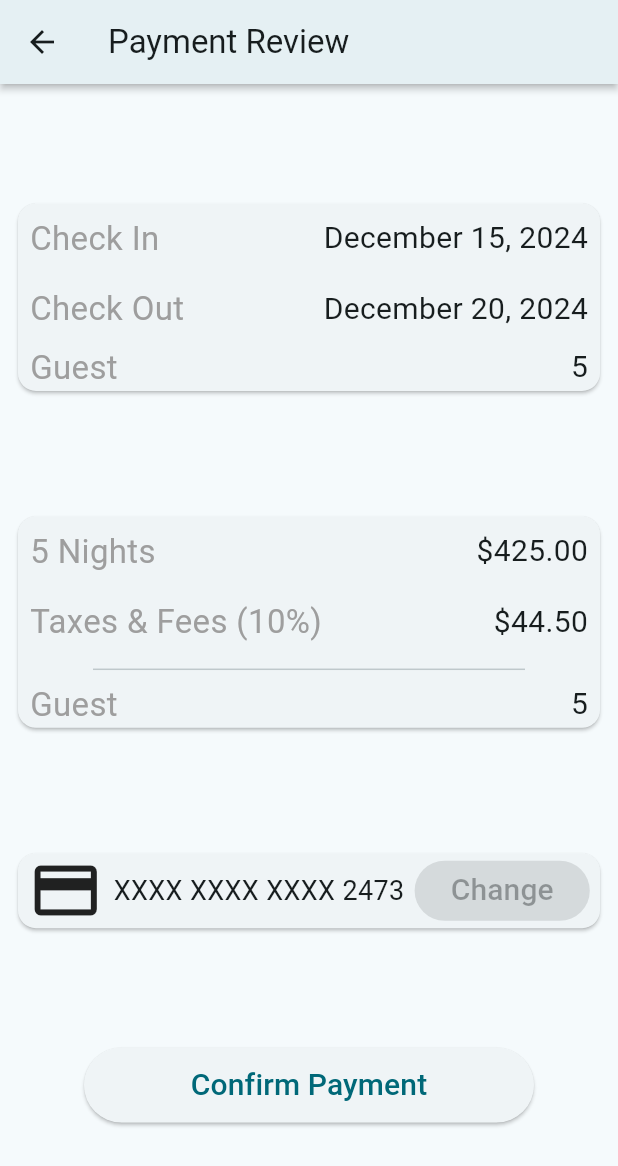
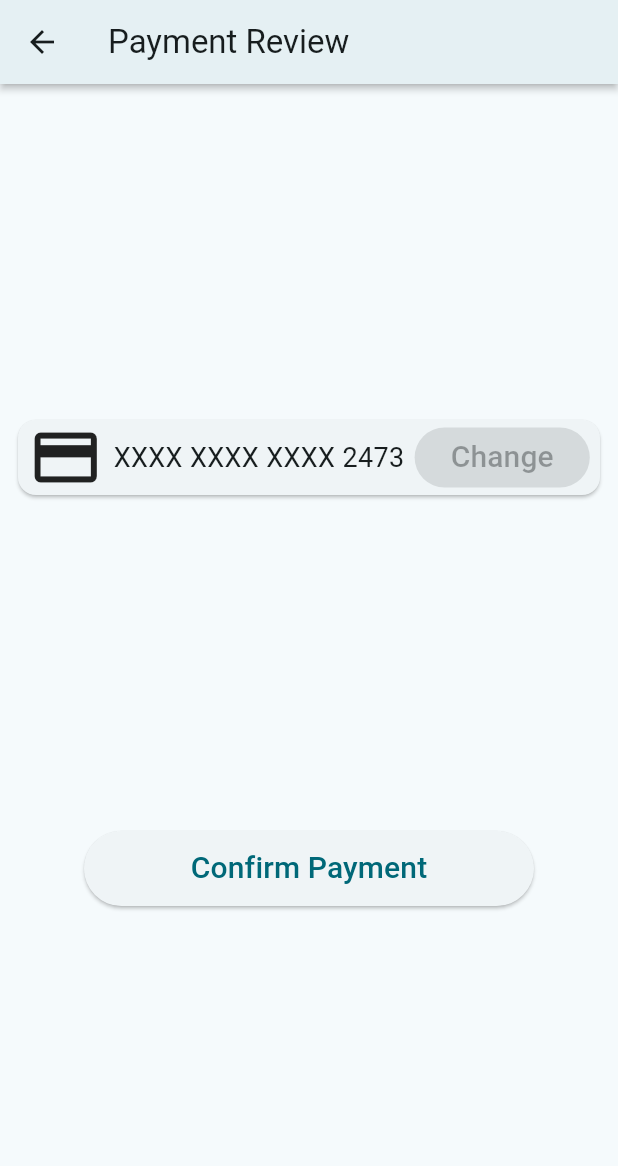
Before and after one commit to khoulyy/Egyplorer, a Flutter app: the PaymentPage screen opened by its route, on a phone screen of 412 x 824 dp. Shown: the top 1166 px of the screen. Run offline on Flutter 3.47's test engine with Material 2 defaults, Android fonts, the phone set to English and light mode, and no system bars; our stand-ins replace cloud_firestore, firebase_auth, firebase_core, font_awesome_flutter, google_nav_bar, google_sign_in and 2 more; accounts and stored records are empty.

Commit message:
Removed cards from payment screen

```diff
--- a/lib/screens/payment_page.dart
+++ b/lib/screens/payment_page.dart
@@ -18,122 +18,6 @@ class PaymentPage extends StatelessWidget {
         child: Column(
           mainAxisAlignment: MainAxisAlignment.spaceEvenly,
           children: [
-            const Card(
-              child: Column(
-                children: [
-                  Padding(
-                    padding:
-                        EdgeInsets.symmetric(horizontal: 8.0, vertical: 8.0),
-                    child: Row(
-                      mainAxisAlignment: MainAxisAlignment.spaceBetween,
-                      children: [
-                        Text(
-                          'Check In',
-                          style: TextStyle(fontSize: 22, color: Colors.grey),
-                        ),
-                        Text(
-                          'December 15, 2024',
-                          style: TextStyle(fontSize: 20),
-                        ),
-                      ],
-                    ),
-                  ),
-                  Padding(
-                    padding:
-                        EdgeInsets.symmetric(horizontal: 8.0, vertical: 8.0),
-                    child: Row(
-                      mainAxisAlignment: MainAxisAlignment.spaceBetween,
-                      children: [
-                        Text(
-                          'Check Out',
-                          style: TextStyle(fontSize: 22, color: Colors.grey),
-                        ),
-                        Text(
-                          'December 20, 2024',
-                          style: TextStyle(fontSize: 20),
-                        ),
-                      ],
-                    ),
-                  ),
-                  Padding(
-                    padding: EdgeInsets.symmetric(horizontal: 8.0),
-                    child: Row(
-                      mainAxisAlignment: MainAxisAlignment.spaceBetween,
-                      children: [
-                        Text(
-                          'Guest',
-                          style: TextStyle(fontSize: 22, color: Colors.grey),
-                        ),
-                        Text(
-                          '5',
-                          style: TextStyle(fontSize: 20),
-                        ),
-                      ],
-                    ),
-                  ),
-                ],
-              ),
-            ),
-            const Card(
-              child: Column(
-                children: [
-                  Padding(
-                    padding:
-                        EdgeInsets.symmetric(horizontal: 8.0, vertical: 8.0),
-                    child: Row(
-                      mainAxisAlignment: MainAxisAlignment.spaceBetween,
-                      children: [
-                        Text(
-                          '5 Nights',
-                          style: TextStyle(fontSize: 22, color: Colors.grey),
-                        ),
-                        Text(
-                          '\$425.00',
-                          style: TextStyle(fontSize: 20),
-                        ),
-                      ],
-                    ),
-                  ),
-                  Padding(
-                    padding:
-                        EdgeInsets.symmetric(horizontal: 8.0, vertical: 8.0),
-                    child: Row(
-                      mainAxisAlignment: MainAxisAlignment.spaceBetween,
-                      children: [
-                        Text(
-                          'Taxes & Fees (10%)',
-                          style: TextStyle(fontSize: 22, color: Colors.grey),
-                        ),
-                        Text(
-                          '\$44.50',
-                          style: TextStyle(fontSize: 20),
-                        ),
-                      ],
-                    ),
-                  ),
-                  Divider(
-                    indent: 50,
-                    endIndent: 50,
-                  ),
-                  Padding(
-                    padding: EdgeInsets.symmetric(horizontal: 8.0),
-                    child: Row(
-                      mainAxisAlignment: MainAxisAlignment.spaceBetween,
-                      children: [
-                        Text(
-                          'Guest',
-                          style: TextStyle(fontSize: 22, color: Colors.grey),
-                        ),
-                        Text(
-                          '5',
-                          style: TextStyle(fontSize: 20),
-                        ),
-                      ],
-                    ),
-                  ),
-                ],
-              ),
-            ),
             const Card(
               child: Row(
                 mainAxisAlignment: MainAxisAlignment.spaceEvenly,
```
